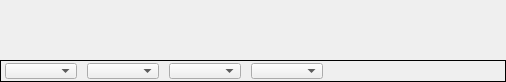
Before: the Qt Designer form spectrumwidget.ui in oldscienceguy/PebbleSDR, drawn with Qt 5.
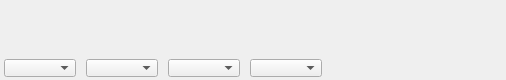
After: the same form once the commit is applied.

Commit message: Still working with waterfall

```diff
--- a/spectrumwidget.ui
+++ b/spectrumwidget.ui
@@ -76,7 +76,7 @@
         <property name="minimumSize">
          <size>
           <width>0</width>
-          <height>45</height>
+          <height>0</height>
          </size>
         </property>
         <property name="frameShape">
@@ -114,20 +114,20 @@
         <property name="minimumSize">
          <size>
           <width>0</width>
-          <height>22</height>
+          <height>24</height>
          </size>
         </property>
         <property name="maximumSize">
          <size>
           <width>16777215</width>
-          <height>22</height>
+          <height>24</height>
          </size>
         </property>
         <property name="frameShape">
-         <enum>QFrame::Box</enum>
+         <enum>QFrame::NoFrame</enum>
         </property>
         <property name="frameShadow">
-         <enum>QFrame::Plain</enum>
+         <enum>QFrame::Raised</enum>
         </property>
         <layout class="QHBoxLayout" name="horizontalLayout_2">
          <property name="spacing">
```
